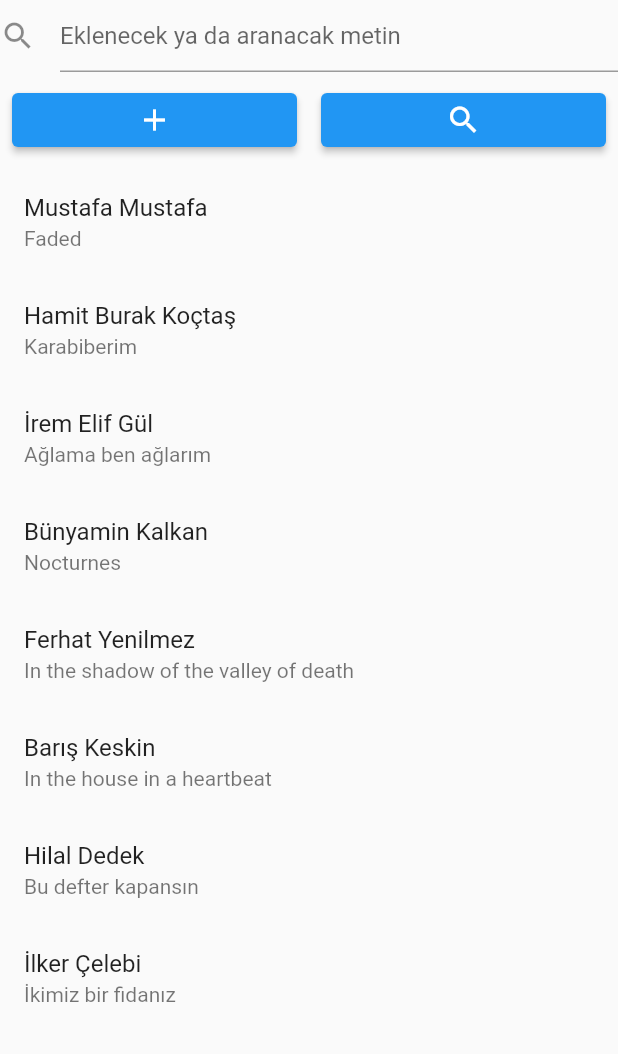
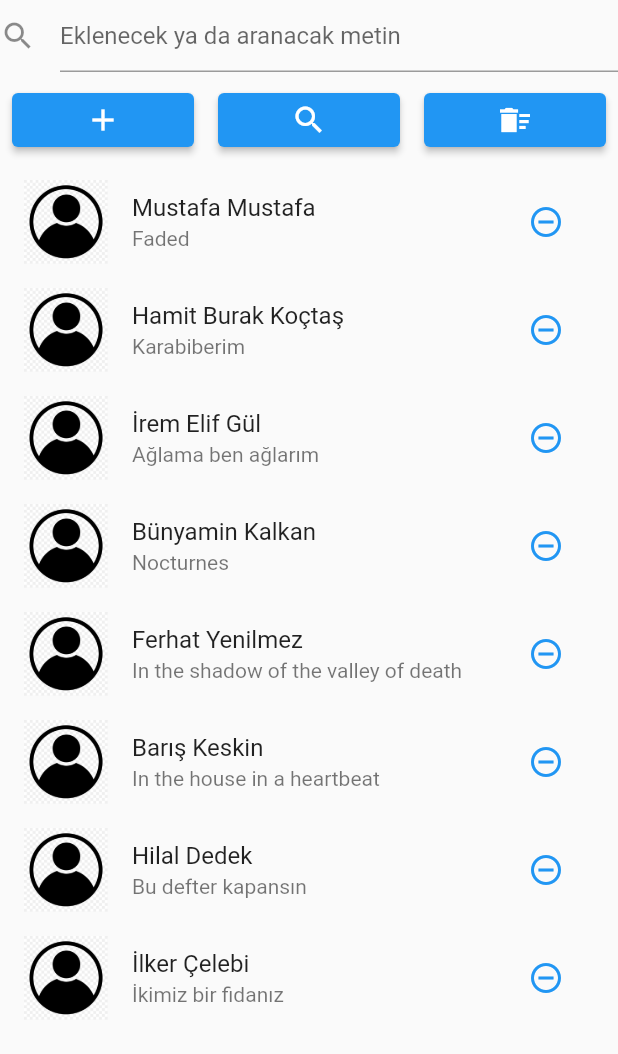
Before and after one commit to emirozturk/Gorsel-Programlama-2023-2024, a Flutter app: the screen it shows after launch, on a phone screen of 412 x 824 dp. Shown: the top 1054 px of the screen. Run offline on Flutter 3.47's test engine with Material 2 defaults, Android fonts, the phone set to English and light mode, and no system bars.

Commit message:
5. Hafta uygulama ve ödev için ön ekleme

```diff
--- a/Hafta5-Teori/lib/liste.dart
+++ b/Hafta5-Teori/lib/liste.dart
@@ -17,7 +17,10 @@ class Liste extends StatelessWidget {
         return ListTile(
           title: Text(liste[index].adSoyad),
           subtitle: Text(liste[index].parca),
+          leading: Image.asset("assets/images/profilephoto.webp"),
           onTap: () => secimFonksiyonu(index),
+          trailing: TextButton(
+              child: Icon(Icons.remove_circle_outline), onPressed: () {}),
         );
       },
     );
--- a/Hafta5-Teori/lib/tuslar.dart
+++ b/Hafta5-Teori/lib/tuslar.dart
@@ -1,13 +1,14 @@
 import 'package:flutter/material.dart';
 
 class Tuslar extends StatelessWidget {
-  var ekleme, arama;
-  Tuslar({required this.ekleme,required this.arama});
+  var ekleme, arama, silme;
+  Tuslar({required this.ekleme, required this.arama, required this.silme});
   @override
   Widget build(BuildContext context) {
     return Row(
       children: [
         Expanded(
+          flex: 1,
           child: Padding(
             padding: const EdgeInsets.all(8.0),
             child: ElevatedButton(
@@ -17,6 +18,7 @@ class Tuslar extends StatelessWidget {
           ),
         ),
         Expanded(
+          flex: 1,
           child: Padding(
             padding: const EdgeInsets.all(8.0),
             child: ElevatedButton(
@@ -25,6 +27,16 @@ class Tuslar extends StatelessWidget {
             ),
           ),
         ),
+        Expanded(
+          flex: 1,
+          child: Padding(
+            padding: const EdgeInsets.all(8.0),
+            child: ElevatedButton(
+              onPressed: silme,
+              child: const Icon(Icons.delete_sweep_sharp),
+            ),
+          ),
+        ),
       ],
     );
   }
--- a/Hafta5-Teori/pubspec.yaml
+++ b/Hafta5-Teori/pubspec.yaml
@@ -59,8 +59,8 @@ flutter:
   uses-material-design: true
 
   # To add assets to your application, add an assets section, like this:
-  # assets:
-  #   - images/a_dot_burr.jpeg
+  assets:
+      - assets/images/
   #   - images/a_dot_ham.jpeg
 
   # An image asset can refer to one or more resolution-specific "variants", see
```
Also changed, not shown: Hafta5-Teori/lib/main.dart (+16 -1 lines), Hafta5-Teori/assets/images/profilephoto.webp (added), 1 other file.
